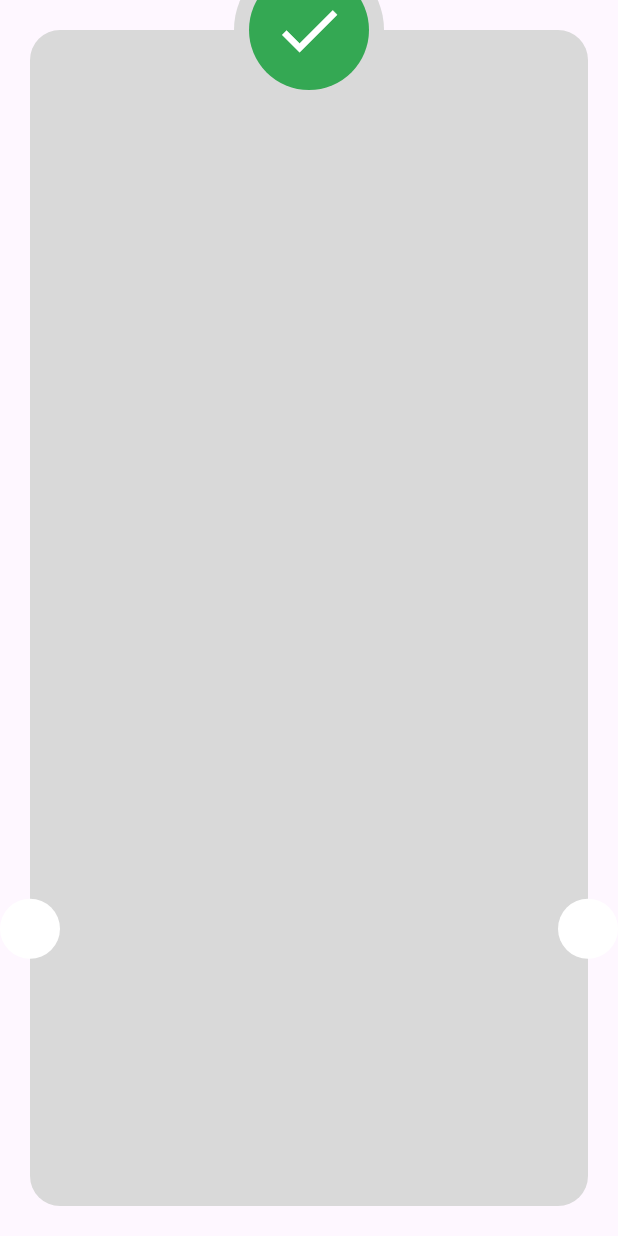
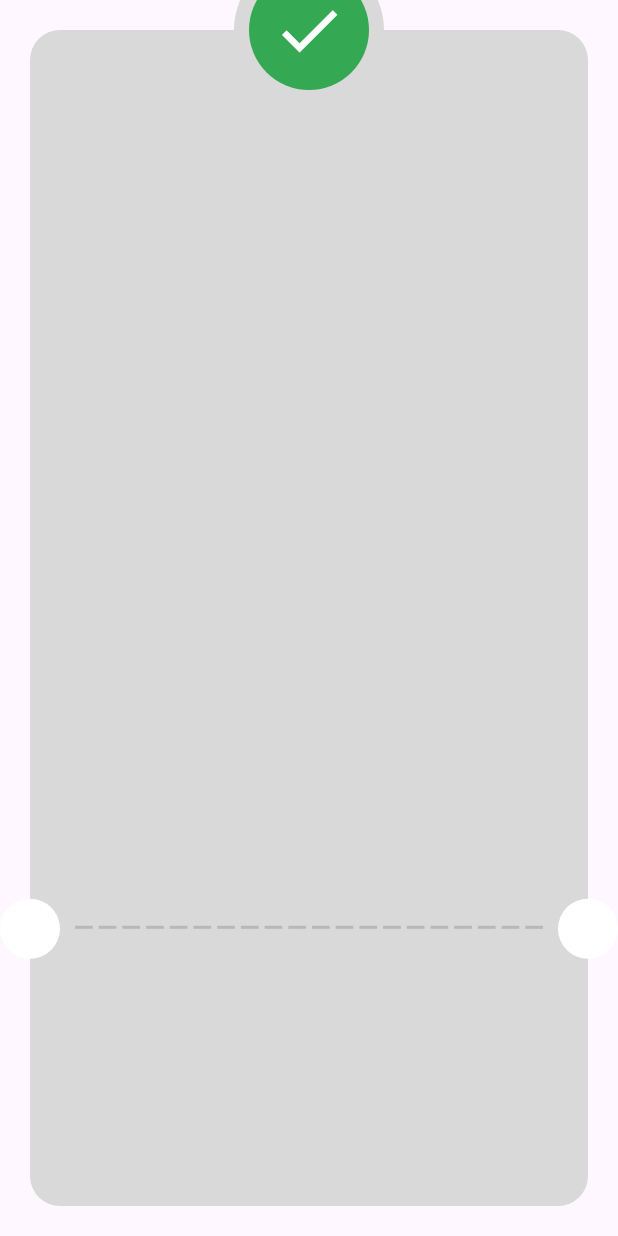
Before and after one commit to hashimsaffarini/Payment, a Flutter app: the ThankYouView screen opened directly, on a phone screen of 412 x 824 dp. Run offline on Flutter 3.47's test engine with Material 3 defaults, Android fonts, the phone set to English and light mode, and no system bars; our stand-ins replace flutter_credit_card, flutter_svg.

Commit message:
feat: Add CustomLine widget for displaying a custom line in ThankYouViewBody

```diff
--- a/lib/features/checkout/ui/widgets/thank_you_view_body.dart
+++ b/lib/features/checkout/ui/widgets/thank_you_view_body.dart
@@ -50,8 +50,36 @@ class ThankYouViewBody extends StatelessWidget {
               ),
             ),
           ),
+          Positioned(
+            bottom: MediaQuery.sizeOf(context).height * 0.2 + 20,
+            left: 20 + 8,
+            right: 20 + 8,
+            child: Row(
+              children: List.generate(
+                20,
+                (index) => const Expanded(
+                  child: Padding(
+                    padding: EdgeInsets.symmetric(horizontal: 2),
+                    child: CustomLine(),
+                  ),
+                ),
+              ),
+            ),
+          )
         ],
       ),
     );
   }
 }
+
+class CustomLine extends StatelessWidget {
+  const CustomLine({super.key});
+
+  @override
+  Widget build(BuildContext context) {
+    return Container(
+      height: 2,
+      color: const Color(0xffB8B8B8),
+    );
+  }
+}
```
